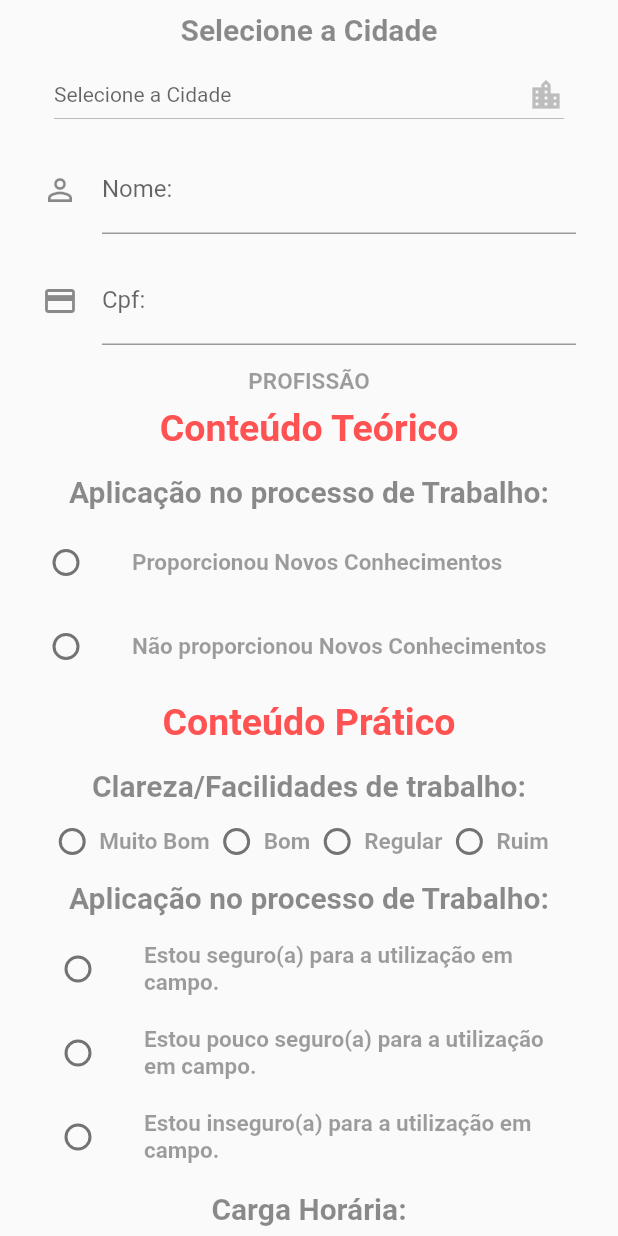
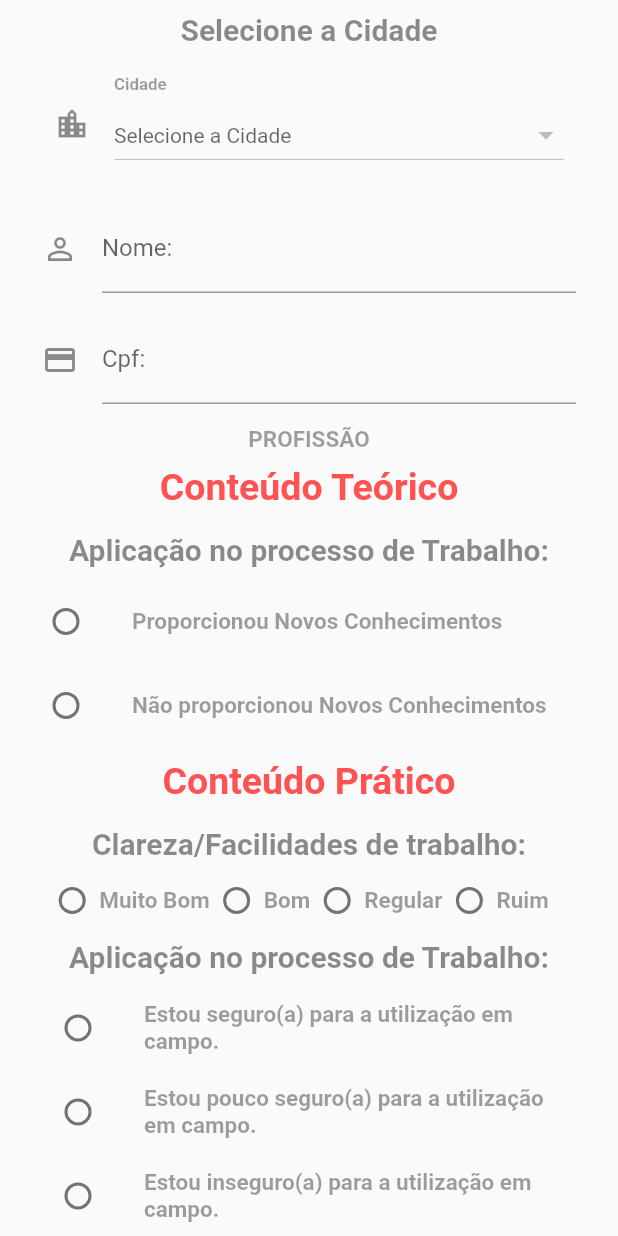
Before and after one commit to MatheusHard/avaliacoes_flutter_2020, a Flutter app: the Cadastro_Avaliacao screen opened directly, on a phone screen of 412 x 824 dp. Run offline on Flutter 3.47's test engine with Material 2 defaults, Android fonts, the phone set to English and light mode, and no system bars; our stand-ins replace curved_navigation_bar, sqflite; accounts and stored records are empty.

Commit message:
Iniciando Dropdown Tipo Profissional

```diff
--- /dev/null
+++ b/lib/models/Profissional.dart
@@ -0,0 +1,32 @@
+
+class Profissional{
+
+  int _id;
+  String _descricao_profisssao;
+
+  Profissional(this._descricao_profisssao);
+
+  Profissional.map(dynamic obj){
+
+    this._descricao_profisssao = obj['descricao_profisssao'];
+    this._id = obj['id'];
+  }
+
+  String get descricao_profisssao => _descricao_profisssao;
+  int get id => _id;
+
+  Map<String, dynamic> toMap() {
+
+    var mapa = new Map<String, dynamic>();
+    mapa["descricao_profisssao"] = _descricao_profisssao;
+    if(id != null){mapa["id"] = _id;}
+
+    return mapa;
+  }
+
+  Profissional.fromMap(Map<String, dynamic> mapa){
+
+    this._descricao_profisssao = mapa['descricao_profisssao'];
+    this._id = mapa['id'];
+  }
+}
--- a/lib/ui/cadastro_avaliacao.dart
+++ b/lib/ui/cadastro_avaliacao.dart
@@ -2,6 +2,7 @@ import 'dart:convert';
 
 import 'package:avaliacao_json_novo/models/Avaliacao.dart';
 import 'package:avaliacao_json_novo/models/Cidade.dart';
+import 'package:avaliacao_json_novo/models/Profissional.dart';
 import 'package:avaliacao_json_novo/strings/strings.dart';
 import 'package:avaliacao_json_novo/ui/avaliacoes_db.dart';
 import 'package:avaliacao_json_novo/utils/utils.dart';
@@ -16,17 +17,17 @@ class Cadastro_Avaliacao extends StatefulWidget {
 
 class _Cadastro_AvaliacaoState extends State<Cadastro_Avaliacao> {
 
+
+
   String _nomeAgente;
   String _cpf;
   String _sugestoes;
 
   List<Cidade> _listaCidades = List<Cidade>();
+  List<Profissional> _listaProfissionais = List<Profissional>();
+
   FocusNode _myFocusNode;
   FocusNode _myFocusNode_2;
-
-
-
-
 
   GlobalKey<FormState> _formKey = GlobalKey<FormState>();
 
@@ -34,21 +35,23 @@ class _Cadastro_AvaliacaoState extends State<Cadastro_Avaliacao> {
   TextEditingController _nomeController = new TextEditingController();
   TextEditingController _cpfController = new TextEditingController();
 
-  /************SPINNER************/
-
-  List<DropdownMenuItem<Cidade>> _dropdownMenuItems;
-  Cidade _selectedCidade;
 
   @override
   void initState (){
-    getCidadess();
+    getCidades();
+    getProfissionais();
     _myFocusNode = FocusNode();
     _myFocusNode_2 = FocusNode();
 
     super.initState();
   }
 
-  List<DropdownMenuItem<Cidade>> buildDropdownMenuItems (List cidades){
+  /************DropDown Cidade************/
+
+  List<DropdownMenuItem<Cidade>> _dropdownMenuItemsCidades;
+  Cidade _selectedCidade;
+
+  List<DropdownMenuItem<Cidade>> buildDropdownMenuItemsCidades (List cidades){
     List<DropdownMenuItem<Cidade>> items = List();
     for(Cidade cidade in cidades){
     //for(int i=0; i < cidades.length; i++){
@@ -71,9 +74,42 @@ class _Cadastro_AvaliacaoState extends State<Cadastro_Avaliacao> {
    return items;
   }
 
-  onChangedDropdownItem(Cidade selectedCidade){
+  onChangedDropdownItemCidade(Cidade selectedCidade){
     setState(() {
       _selectedCidade = selectedCidade;
+    });
+  }
+  /************DropDown Cidade************/
+
+  List<DropdownMenuItem<Profissional>> _dropdownMenuItemsProfissionais;
+  Profissional _selectedProfissional;
+
+  List<DropdownMenuItem<Profissional>> buildDropdownMenuItemsProfissionais (List profissionais){
+    List<DropdownMenuItem<Profissional>> items = List();
+    for(Profissional profissional in profissionais){
+      //for(int i=0; i < cidades.length; i++){
+      items.add(
+          DropdownMenuItem(
+
+            value: profissional,
+            child: Center(
+              child: Text(profissional.descricao_profisssao.toUpperCase(),
+                style: TextStyle(
+                    fontWeight: FontWeight.w800,
+                    color: Colors.teal,
+                    fontSize: 15.0
+                ),),
+            ),
+          )
+      );
+
+    }
+    return items;
+  }
+
+  onChangedDropdownItemProfissional(Profissional selectedProfissional){
+    setState(() {
+      _selectedProfissional = selectedProfissional;
     });
   }
 
@@ -115,15 +151,32 @@ class _Cadastro_AvaliacaoState extends State<Cadastro_Avaliacao> {
               Padding(
                 padding: const EdgeInsets.fromLTRB(28, 0, 28, 0),
                 child:
+
+                InputDecorator(
+
+                  decoration: InputDecoration(
+
+                    border: InputBorder.none,
+                    icon: Icon(Icons.location_city),
+                    labelText: Textos().titulo06_Cidade,
+                    labelStyle: TextStyle(
+                        color: Colors.black38,
+                        fontSize: 15.0,
+                        fontWeight: FontWeight.bold
+                    )
+                  ),
+                  child:
                 DropdownButton(
-                   style: TextStyle(inherit: false, color: Colors.white, decorationColor: Colors.white),
-                    icon: Icon(Icons.location_city),
+
+                    style: TextStyle(inherit: false, color: Colors.white, decorationColor: Colors.white),
+                   // icon: Icon(Icons.location_city, textDirection: TextDirection.ltr,),
+
                     hint: Text("Selecione a Cidade"),
                     isExpanded: true,
                     value: _selectedCidade,
-                    items: _dropdownMenuItems,
-                    onChanged: onChangedDropdownItem),
-              ),
+                    items: _dropdownMenuItemsCidades,
+                    onChanged: onChangedDropdownItemCidade),
+              )),
               SizedBox(height: 10.0,),
               //Text("Selecionou: ${_selectedCidade.descricao_cidade}"),
 
@@ -188,6 +241,7 @@ class _Cadastro_AvaliacaoState extends State<Cadastro_Avaliacao> {
               _textoSubtitulo(Textos().sub01_aplicacao),
 
               /**********RADIO 01**********/
+
               RadioListTile(
                       title: _textoNormal(Textos().proporcionou_1) ,
                       value: 1,
@@ -225,6 +279,7 @@ class _Cadastro_AvaliacaoState extends State<Cadastro_Avaliacao> {
                           height: 20.0,
                           width: 20.0,
                           child: Radio(
+
                               activeColor: Colors.greenAccent,
                               value: 1,
                               groupValue: _r2,
@@ -236,7 +291,9 @@ class _Cadastro_AvaliacaoState extends State<Cadastro_Avaliacao> {
                           ),
                       ),
                    ),
+
                     _textoNormal(Textos().muito_bom),
+
                     Flexible(
                       fit: FlexFit.loose,
                       child: SizedBox(
@@ -1149,23 +1206,43 @@ class _Cadastro_AvaliacaoState extends State<Cadastro_Avaliacao> {
     return texto;
   }
 
-  getCidadess() async{
+  getCidades() async{
 
     DBAvaliacoes db = new DBAvaliacoes();
     List cidades = await db.getCitys();
     List<Cidade> listaTemporaria = List<Cidade>();
-    for(int i = 0; i< cidades.length; i++){
+    for(int i = 0; i < cidades.length; i++){
       Cidade c = Cidade.fromMap(cidades[i]);
       listaTemporaria.add(c);
     }
     setState(() {
       _listaCidades = listaTemporaria;
-      _dropdownMenuItems = buildDropdownMenuItems(_listaCidades);
-      _selectedCidade = _dropdownMenuItems[0].value;
+      _dropdownMenuItemsCidades = buildDropdownMenuItemsCidades(_listaCidades);
+      _selectedCidade = _dropdownMenuItemsCidades[0].value;
     });
     listaTemporaria = null;
     print(_listaCidades.toString());
 
   }
 
+   getProfissionais(){
+
+     List<Profissional> listaTemporaria = [
+      Profissional("ESCOLHA UMA OPÇÃO"),
+      Profissional("ACS"),
+      Profissional("ACE"),
+      Profissional("ENFERMEIRO(A)"),
+      Profissional("GESTOR MUNICIPAL")
+    ];
+
+     setState(() {
+       _listaProfissionais = listaTemporaria;
+       _dropdownMenuItemsProfissionais = buildDropdownMenuItemsProfissionais(_listaProfissionais);
+       _selectedProfissional = _dropdownMenuItemsProfissionais[0].value;
+     });
+     listaTemporaria = null;
+     print("Profissionais: "+_listaProfissionais.toString());
+
+   }
+
 }
```
